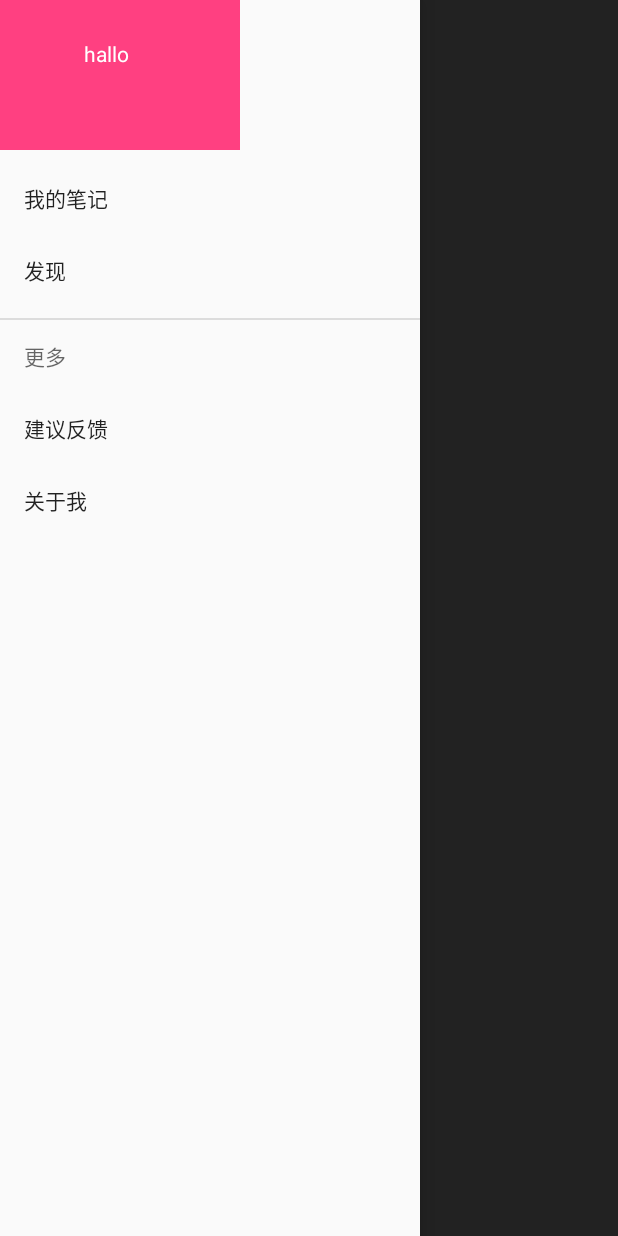
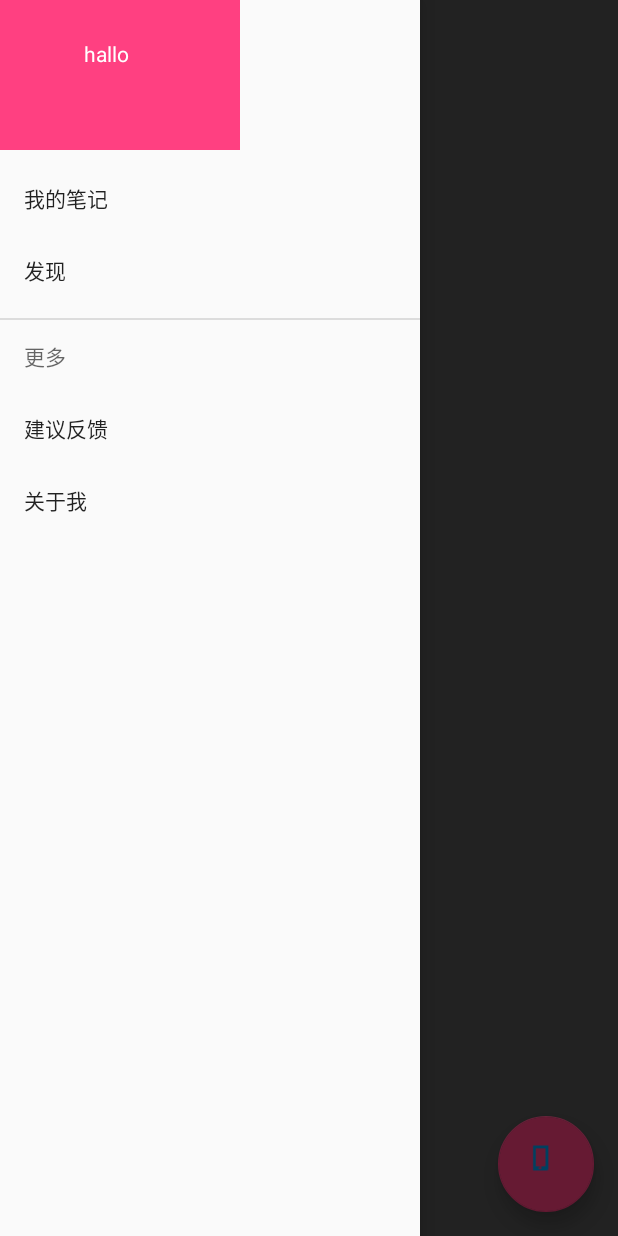
Before and after one commit to thiagooo0/KswNote, an Android app: the screen it shows after launch (MainActivity), with the side drawer open, on a phone screen of 412 x 824 dp. Run offline under Robolectric (Android 15) with nearby library versions, the phone set to English and light mode, and no system bars; our stand-ins replace data binding; libraries missing offline, so code that uses them is left out: com.jcodecraeer.xrecyclerview; 5 statements that could not run were skipped.

```diff
--- a/app/src/main/java/com/ksw/kswnote/base/BaseFragment.java
+++ b/app/src/main/java/com/ksw/kswnote/base/BaseFragment.java
@@ -9,4 +9,7 @@ import android.support.v4.app.Fragment;
  */
 
 public class BaseFragment extends Fragment {
+    public String getName() {
+        return "";
+    }
 }
--- a/app/src/main/java/com/ksw/kswnote/mainpage/MainActivity.java
+++ b/app/src/main/java/com/ksw/kswnote/mainpage/MainActivity.java
@@ -7,24 +7,15 @@ import android.support.v4.widget.DrawerLayout;
 import android.support.v7.app.ActionBarDrawerToggle;
 import android.support.v7.app.AppCompatActivity;
 import android.os.Bundle;
-import android.support.v7.widget.DefaultItemAnimator;
-import android.support.v7.widget.LinearLayoutManager;
 import android.view.Gravity;
 import android.view.MenuItem;
 import android.view.View;
-import android.view.Window;
 import android.widget.Toast;
 
-import com.jcodecraeer.xrecyclerview.ProgressStyle;
-import com.jcodecraeer.xrecyclerview.XRecyclerView;
-import com.ksw.kswnote.BR;
 import com.ksw.kswnote.R;
-import com.ksw.kswnote.been.LocalNote;
-import com.ksw.kswnote.been.Note;
+import com.ksw.kswnote.addnote.AddNoteFragment;
 import com.ksw.kswnote.databinding.ActivityMainBinding;
-import com.ksw.kswnote.mrecyclerview.BaseAdapter;
 
-import java.util.ArrayList;
 
 public class MainActivity extends AppCompatActivity implements NavigationView.OnNavigationItemSelectedListener {
     private ActivityMainBinding binding;
@@ -41,8 +32,44 @@ public class MainActivity extends AppCompatActivity implements NavigationView.On
         initDrawerLayout();
 
 //        initRecycleView();
-        getSupportFragmentManager().beginTransaction().replace(R.id.content , new MainPageFragment()).commit();
+        getSupportFragmentManager().beginTransaction().replace(R.id.content, new MainPageFragment()).commit();
 
+        initFloatingButton();
+    }
+
+    private void initFloatingButton() {
+        binding.layoutMainPage.floatingActionButton.setOnClickListener(new View.OnClickListener() {
+            @Override
+            public void onClick(View v) {
+                Toast.makeText(MainActivity.this, "floating", Toast.LENGTH_SHORT).show();
+                AddNoteFragment fragment = new AddNoteFragment();
+                getSupportFragmentManager().beginTransaction().replace(R.id.content, fragment).commit();
+
+
+//                binding.layoutMainPage.floatingActionButton.post(new Runnable() {
+//                    @Override
+//                    public void run() {
+//                        // 圆形动画的x坐标  位于View的中心
+//                        int cx = (v.getLeft() + v.getRight()) / 2;
+//
+//                        //圆形动画的y坐标  位于View的中心
+//                        int cy = (v.getTop() + v.getBottom()) / 2;
+//
+//                        //起始大小半径
+//                        float startX = 0f;
+//
+//                        //结束大小半径 大小为图片对角线的一半
+//                        float startY = (float) Math.sqrt(cx * cx + cy * cy);
+//                        Animator animator = ViewAnimationUtils.createCircularReveal(binding.layoutMainPage.content, cx, cy, 0, binding.layoutMainPage.getRoot().getHeight());
+//
+//                        //在动画开始的地方速率改变比较慢,然后开始加速
+//                        animator.setInterpolator(new AccelerateInterpolator());
+//                        animator.setDuration(600);
+//                        animator.start();
+//                    }
+//                });
+            }
+        });
     }
 
 //    private void initRecycleView() {
--- a/app/src/main/java/com/ksw/kswnote/mainpage/MainPageFragment.java
+++ b/app/src/main/java/com/ksw/kswnote/mainpage/MainPageFragment.java
@@ -34,6 +34,9 @@ public class MainPageFragment extends BaseFragment {
         binding = DataBindingUtil.inflate(inflater, R.layout.fragment_main_page, container, false);
         initRecycleView();
         return binding.getRoot();
+    }
+
+    private void initFloatingButton(){
     }
 
     private void initRecycleView() {
--- a/app/src/main/res/layout/layout_main_page.xml
+++ b/app/src/main/res/layout/layout_main_page.xml
@@ -28,5 +28,14 @@
             app:layout_constraintLeft_toLeftOf="parent"
             app:layout_constraintRight_toRightOf="parent"
             app:layout_constraintTop_toBottomOf="@id/toolbar" />
+
+        <android.support.design.widget.FloatingActionButton
+            android:id="@+id/floating_action_button"
+            android:layout_width="64dp"
+            android:layout_height="64dp"
+            android:layout_margin="16dp"
+            app:layout_constraintBottom_toBottomOf="parent"
+            app:layout_constraintRight_toRightOf="parent"
+            app:srcCompat="@drawable/icon_floating" />
     </android.support.constraint.ConstraintLayout>
 </layout>
```
Also changed, not shown: app/src/main/java/com/ksw/kswnote/addnote/AddNoteFragment.java (added, +89 -0 lines), app/src/main/java/com/ksw/kswnote/rxbus/RxBus.java (added, +10 -0 lines), app/src/main/res/layout/fragment_add_note.xml (added, +21 -0 lines), app/src/main/res/drawable-xxhdpi/icon_floating.png (added).
